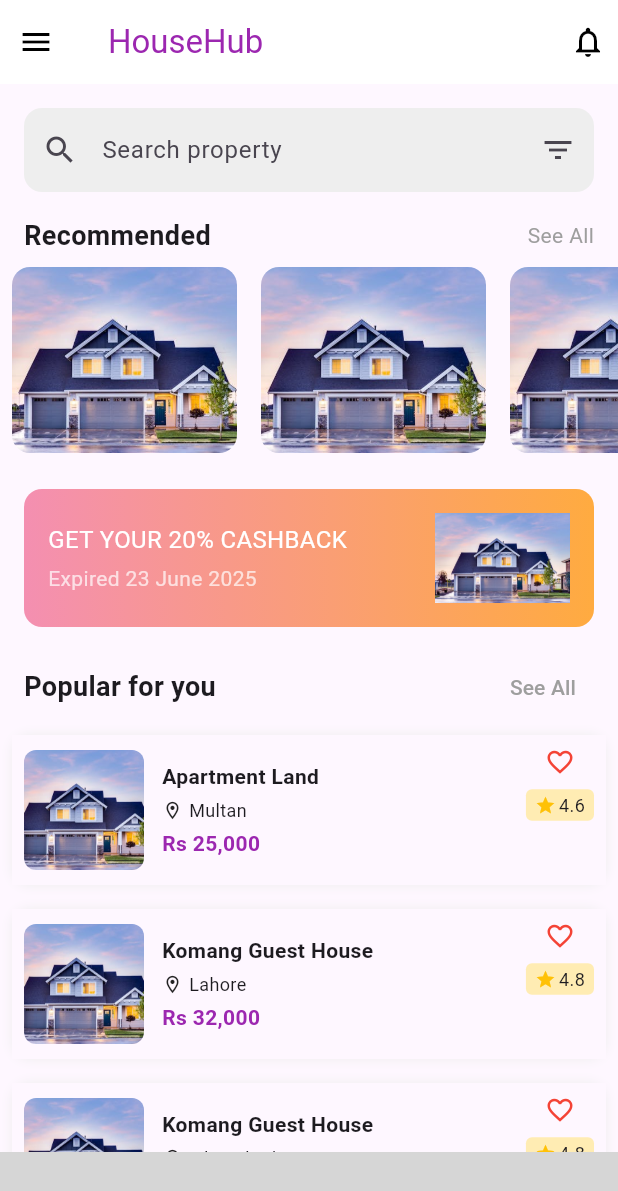
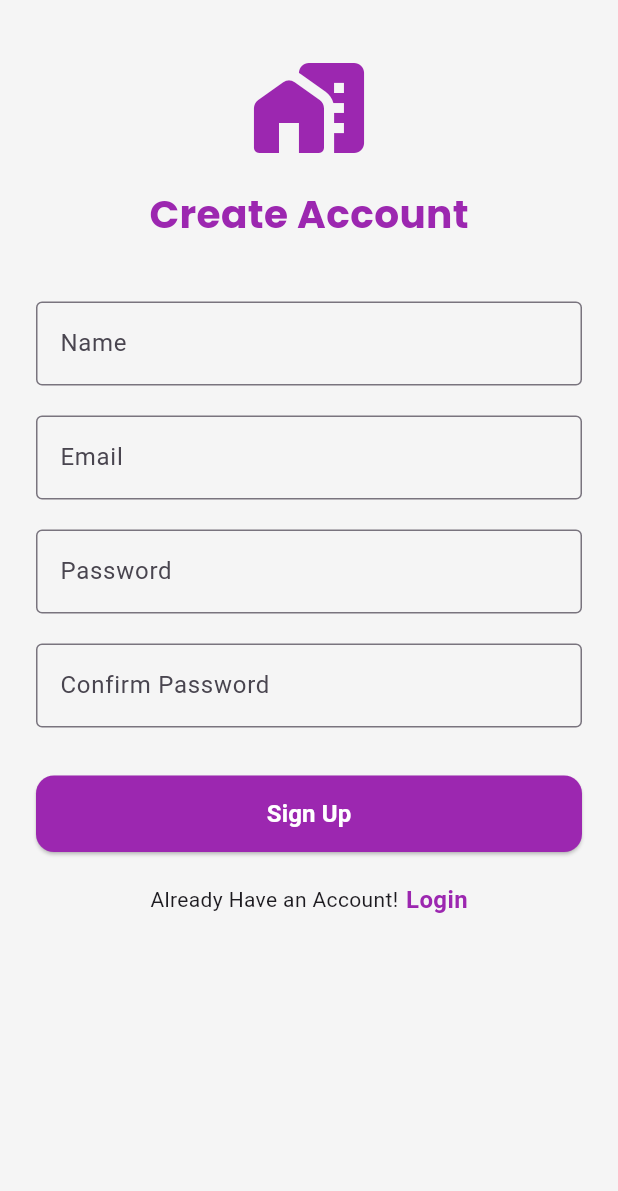
Before and after one commit to adnan098765/houserental, a Flutter app: the screen it shows after launch, on a phone screen of 412 x 824 dp. Shown: the top 1191 px of the screen. Run offline on Flutter 3.47's test engine with Material 3 defaults, Android fonts, the phone set to English and light mode, and no system bars; our stand-ins replace get, google_fonts, image_picker; missing offline and left inert: curved_labeled_gradient_navigation_bar; grey boxes are pictures that could not be loaded.

Commit message:
Added new features or updates

```diff
--- /dev/null
+++ b/lib/Auth/signup_screen.dart
@@ -0,0 +1,166 @@
+import 'package:flutter/material.dart';
+import 'package:get/get.dart';
+import 'package:google_fonts/google_fonts.dart';
+import 'package:zillow_rental/AppColors/app_colors.dart';
+import 'package:zillow_rental/Auth/login_screen.dart';
+
+import '../bottom_nav_screen.dart';
+
+class SignupScreen extends StatelessWidget {
+  const SignupScreen({super.key});
+
+  @override
+  Widget build(BuildContext context) {
+    final emailController = TextEditingController();
+    final passwordController = TextEditingController();
+    final confirmPasswordController = TextEditingController();
+    final nameController = TextEditingController();
+    final GlobalKey<FormState> signupFormKey = GlobalKey<FormState>();
+
+    return Scaffold(
+      backgroundColor: Colors.grey.shade100,
+      body: SafeArea(
+        child: Form(
+          key: signupFormKey,
+          child: SingleChildScrollView(
+            padding: const EdgeInsets.symmetric(horizontal: 24, vertical: 32),
+            child: Column(
+              crossAxisAlignment: CrossAxisAlignment.start,
+              children: [
+                Center(
+                  child: Icon(
+                    Icons.home_work_rounded,
+                    size: 80,
+                    color: AppColors.purpleColor,
+                  ),
+                ),
+                const SizedBox(height: 12),
+                Center(
+                  child: Text(
+                    'Create Account',
+                    style: GoogleFonts.poppins(
+                      fontSize: 26,
+                      fontWeight: FontWeight.bold,
+                      color: AppColors.purpleColor,
+                    ),
+                  ),
+                ),
+                const SizedBox(height: 40),
+
+                // Name Field
+                TextFormField(
+                  controller: nameController,
+                  decoration: const InputDecoration(
+                    labelText: 'Name',
+                    border: OutlineInputBorder(),
+                  ),
+                  validator: (val) {
+                    if (val == null || val.isEmpty) return 'Name is required';
+                    return null;
+                  },
+                ),
+                const SizedBox(height: 20),
+
+                // Email Field
+                TextFormField(
+                  controller: emailController,
+                  keyboardType: TextInputType.emailAddress,
+                  decoration: const InputDecoration(
+                    labelText: 'Email',
+                    border: OutlineInputBorder(),
+                  ),
+                  validator: (val) {
+                    if (val == null || val.isEmpty) return 'Email is required';
+                    if (!val.contains('@')) return 'Enter a valid email';
+                    return null;
+                  },
+                ),
+                const SizedBox(height: 20),
+
+                // Password Field
+                TextFormField(
+                  controller: passwordController,
+                  obscureText: true,
+                  decoration: const InputDecoration(
+                    labelText: 'Password',
+                    border: OutlineInputBorder(),
+                  ),
+                  validator:
+                      (val) =>
+                          val == null || val.length < 6
+                              ? 'Password must be at least 6 characters'
+                              : null,
+                ),
+                const SizedBox(height: 20),
+
+                // Confirm Password Field
+                TextFormField(
+                  controller: confirmPasswordController,
+                  obscureText: true,
+                  decoration: const InputDecoration(
+                    labelText: 'Confirm Password',
+                    border: OutlineInputBorder(),
+                  ),
+                  validator: (val) {
+                    if (val != passwordController.text)
+                      return 'Passwords do not match';
+                    return null;
+                  },
+                ),
+                const SizedBox(height: 32),
+
+                SizedBox(
+                  width: double.infinity,
+                  child: ElevatedButton(
+                    style: ElevatedButton.styleFrom(
+                      backgroundColor: AppColors.purpleColor,
+                      padding: const EdgeInsets.symmetric(vertical: 14),
+                      shape: RoundedRectangleBorder(
+                        borderRadius: BorderRadius.circular(12),
+                      ),
+                    ),
+                    onPressed: () {
+                      if (signupFormKey.currentState!.validate()) {
+                        // You can call your signup API or logic here
+                        Get.offAll(() => BottomNavScreen());
+                      }
+                    },
+                    child: const Text(
+                      'Sign Up',
+                      style: TextStyle(
+                        fontSize: 16,
+                        color: AppColors.whiteTheme,
+                        fontWeight: FontWeight.bold,
+                      ),
+                    ),
+                  ),
+                ),
+                SizedBox(height: 20),
+                Row(
+                  mainAxisAlignment: MainAxisAlignment.center,
+                  children: [
+                    Text("Already Have an Account!"),
+                    SizedBox(width: 5),
+                    InkWell(
+                      onTap: () {
+                        Get.to(LoginScreen());
+                      },
+                      child: Text(
+                        "Login",
+                        style: TextStyle(
+                          fontSize: 16,
+                          color: AppColors.purpleColor,
+                          fontWeight: FontWeight.bold,
+                        ),
+                      ),
+                    ),
+                  ],
+                ),
+              ],
+            ),
+          ),
+        ),
+      ),
+    );
+  }
+}
--- /dev/null
+++ b/lib/Controller/auth_controller.dart
@@ -0,0 +1,27 @@
+import 'package:flutter/material.dart';
+import 'package:get/get.dart';
+
+class AuthController extends GetxController {
+  var isPasswordVisible = false.obs;
+
+  void togglePassword() => isPasswordVisible.value = !isPasswordVisible.value;
+
+  final loginFormKey = GlobalKey<FormState>();
+  final signupFormKey = GlobalKey<FormState>();
+
+  // Example data
+  final email = TextEditingController();
+  final password = TextEditingController();
+
+  void login() {
+    if (loginFormKey.currentState!.validate()) {
+      Get.snackbar("Login", "Logged in successfully");
+    }
+  }
+
+  void signup() {
+    if (signupFormKey.currentState!.validate()) {
+      Get.snackbar("Signup", "Account created successfully");
+    }
+  }
+}
--- a/lib/detail_screen.dart
+++ b/lib/detail_screen.dart
@@ -13,6 +13,8 @@ class CategoryDetailScreen extends StatefulWidget {
 class _CategoryDetailScreenState extends State<CategoryDetailScreen> {
   @override
   Widget build(BuildContext context) {
+    double height = MediaQuery.of(context).size.height;
+    double width = MediaQuery.of(context).size.width;
     return Scaffold(
       body: CustomScrollView(
         slivers: [
--- a/lib/main.dart
+++ b/lib/main.dart
@@ -1,5 +1,9 @@
 import 'package:flutter/material.dart';
-
+import 'package:get/get_navigation/src/root/get_material_app.dart';
+import 'package:get/get.dart';
+import 'Auth/login_screen.dart';
+import 'Auth/signup_screen.dart';
+import 'SplashScreen/splash_screen.dart';
 import 'bottom_nav_screen.dart';
 
 void main() {
@@ -11,14 +15,14 @@ class MyApp extends StatelessWidget {
 
   @override
   Widget build(BuildContext context) {
-    return MaterialApp(
+    return GetMaterialApp(
       title: 'Property Pro',
       debugShowCheckedModeBanner: false,
       theme: ThemeData(
         primarySwatch: Colors.blue,
         visualDensity: VisualDensity.adaptivePlatformDensity,
       ),
-      home:  BottomNavScreen(),
+      home:  SplashScreen(),
     );
   }
 }
--- a/pubspec.yaml
+++ b/pubspec.yaml
@@ -37,6 +37,7 @@ dependencies:
   water_drop_nav_bar: ^2.2.2
   get: ^4.7.2
   image_picker: ^1.1.2
+  google_fonts:
   curved_labeled_gradient_navigation_bar: ^2.0.13
 
 
```
Also changed, not shown: lib/Auth/login_screen.dart (added, +112 -0 lines), lib/SplashScreen/splash_screen.dart (added, +77 -0 lines), pubspec.lock, 1 other file.
